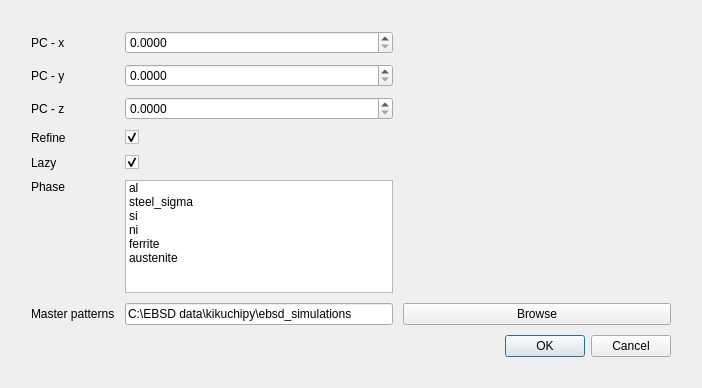
Old version of the form ui/di_setup.ui in the repository EBSP-Indexer/EBSP-Indexer.
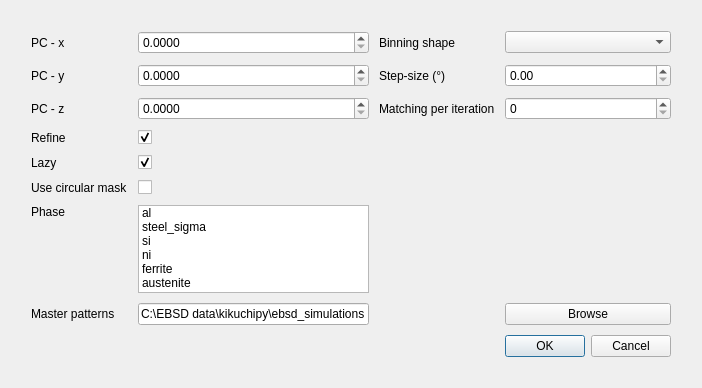
New version of the form.

Commit message: Added more user input for DI

What changed in the file:
```diff
--- a/ui/di_setup.ui
+++ b/ui/di_setup.ui
@@ -19,7 +19,7 @@
      <property name="locale">
       <locale language="English" country="UnitedStates"/>
      </property>
-     <layout class="QGridLayout" name="gridLayout" columnstretch="0,0,0">
+     <layout class="QGridLayout" name="gridLayout" columnstretch="0,0,0,0,0">
       <property name="sizeConstraint">
        <enum>QLayout::SetDefaultConstraint</enum>
       </property>
@@ -45,7 +45,127 @@
         </property>
        </widget>
       </item>
-      <item row="7" column="0">
+      <item row="11" column="4">
+       <widget class="QDialogButtonBox" name="buttonBox">
+        <property name="standardButtons">
+         <set>QDialogButtonBox::Cancel|QDialogButtonBox::Ok</set>
+        </property>
+        <property name="centerButtons">
+         <bool>false</bool>
+        </property>
+       </widget>
+      </item>
+      <item row="5" column="0">
+       <widget class="QLabel" name="label">
+        <property name="text">
+         <string>Refine</string>
+        </property>
+       </widget>
+      </item>
+      <item row="5" column="2">
+       <widget class="QCheckBox" name="checkBoxRefine">
+        <property name="layoutDirection">
+         <enum>Qt::LeftToRight</enum>
+        </property>
+        <property name="text">
+         <string/>
+        </property>
+        <property name="checked">
+         <bool>true</bool>
+        </property>
+        <property name="tristate">
+         <bool>false</bool>
+        </property>
+       </widget>
+      </item>
+      <item row="10" column="0">
+       <widget class="QLabel" name="label_5">
+        <property name="text">
+         <string>Master patterns</string>
+        </property>
+       </widget>
+      </item>
+      <item row="2" column="2">
+       <widget class="QDoubleSpinBox" name="patternCenterX">
+        <property name="decimals">
+         <number>4</number>
+        </property>
+        <property name="maximum">
+         <double>1.000000000000000</double>
+        </property>
+        <property name="singleStep">
+         <double>0.000100000000000</double>
+        </property>
+       </widget>
+      </item>
+      <item row="6" column="2">
+       <widget class="QCheckBox" name="checkBoxLazy">
+        <property name="text">
+         <string/>
+        </property>
+        <property name="checked">
+         <bool>true</bool>
+        </property>
+       </widget>
+      </item>
+      <item row="10" column="2">
+       <widget class="QLineEdit" name="lineEditPath">
+        <property name="text">
+         <string>C:\EBSD data\kikuchipy\ebsd_simulations</string>
+        </property>
+       </widget>
+      </item>
+      <item row="6" column="0">
+       <widget class="QLabel" name="label_6">
+        <property name="text">
+         <string>Lazy</string>
+        </property>
+       </widget>
+      </item>
+      <item row="2" column="0">
+       <widget class="QLabel" name="label_2">
+        <property name="text">
+         <string>PC - x</string>
+        </property>
+       </widget>
+      </item>
+      <item row="4" column="2">
+       <widget class="QDoubleSpinBox" name="patternCenterZ">
+        <property name="locale">
+         <locale language="English" country="UnitedStates"/>
+        </property>
+        <property name="decimals">
+         <number>4</number>
+        </property>
+        <property name="maximum">
+         <double>1.000000000000000</double>
+        </property>
+        <property name="singleStep">
+         <double>0.000100000000000</double>
+        </property>
+       </widget>
+      </item>
+      <item row="3" column="2">
+       <widget class="QDoubleSpinBox" name="patternCenterY">
+        <property name="decimals">
+         <number>4</number>
+        </property>
+        <property name="maximum">
+         <double>1.000000000000000</double>
+        </property>
+        <property name="singleStep">
+         <double>0.000100000000000</double>
+        </property>
+       </widget>
+      </item>
+      <item row="3" column="0">
+       <widget class="QLabel" name="label_3">
+        <property name="text">
+         <string>PC - y</string>
+        </property>
+       </widget>
+      </item>
+      <item row="9" column="0">
        <widget class="QLabel" name="pathLabel">
         <property name="layoutDirection">
          <enum>Qt::LeftToRight</enum>
@@ -61,7 +181,7 @@
         </property>
        </widget>
       </item>
-      <item row="7" column="1">
+      <item row="9" column="2">
        <widget class="QListWidget" name="listWidgetPhase">
         <property name="minimumSize">
          <size>
@@ -104,121 +224,58 @@
         </item>
        </widget>
       </item>
-      <item row="9" column="2">
-       <widget class="QDialogButtonBox" name="buttonBox">
-        <property name="standardButtons">
-         <set>QDialogButtonBox::Cancel|QDialogButtonBox::Ok</set>
-        </property>
-       </widget>
-      </item>
-      <item row="3" column="0">
-       <widget class="QLabel" name="label_3">
+      <item row="2" column="3">
+       <widget class="QLabel" name="label_7">
         <property name="text">
-         <string>PC - y</string>
+         <string>Binning shape</string>
         </property>
        </widget>
       </item>
-      <item row="5" column="0">
-       <widget class="QLabel" name="label">
+      <item row="3" column="3">
+       <widget class="QLabel" name="label_8">
         <property name="text">
-         <string>Refine</string>
+         <string>Step-size (°)</string>
         </property>
        </widget>
       </item>
-      <item row="8" column="2">
+      <item row="10" column="4">
        <widget class="QPushButton" name="pushButtonBrowse">
         <property name="text">
          <string>Browse</string>
         </property>
        </widget>
       </item>
-      <item row="5" column="1">
-       <widget class="QCheckBox" name="checkBoxRefine">
+      <item row="7" column="0">
+       <widget class="QLabel" name="label_9">
         <property name="text">
-         <string/>
+         <string>Use circular mask</string>
         </property>
-        <property name="checked">
-         <bool>true</bool>
-        </property>
        </widget>
       </item>
-      <item row="8" column="0">
-       <widget class="QLabel" name="label_5">
-        <property name="text">
-         <string>Master patterns</string>
-        </property>
-       </widget>
+      <item row="2" column="4">
+       <widget class="QComboBox" name="comboBoxBinning"/>
       </item>
-      <item row="2" column="0">
-       <widget class="QLabel" name="label_2">
-        <property name="text">
-         <string>PC - x</string>
-        </property>
-       </widget>
+      <item row="3" column="4">
+       <widget class="QDoubleSpinBox" name="doubleSpinBoxStepSize"/>
       </item>
-      <item row="8" column="1">
-       <widget class="QLineEdit" name="lineEditPath">
+      <item row="7" column="2">
+       <widget class="QCheckBox" name="checkBoxMask">
         <property name="text">
-         <string>C:\EBSD data\kikuchipy\ebsd_simulations</string>
-        </property>
-       </widget>
-      </item>
-      <item row="6" column="1">
-       <widget class="QCheckBox" name="checkBoxLazy">
-        <property name="text">
          <string/>
         </property>
-        <property name="checked">
-         <bool>true</bool>
-        </property>
        </widget>
       </item>
-      <item row="6" column="0">
-       <widget class="QLabel" name="label_6">
+      <item row="4" column="3">
+       <widget class="QLabel" name="label_10">
         <property name="text">
-         <string>Lazy</string>
+         <string>Matching per iteration</string>
         </property>
        </widget>
       </item>
-      <item row="2" column="1">
-       <widget class="QDoubleSpinBox" name="patternCenterX">
-        <property name="decimals">
-         <number>4</number>
-        </property>
+      <item row="4" column="4">
+       <widget class="QSpinBox" name="spinBoxNumIter">
         <property name="maximum">
-         <double>1.000000000000000</double>
-        </property>
-        <property name="singleStep">
-         <double>0.000100000000000</double>
-        </property>
-       </widget>
-      </item>
-      <item row="3" column="1">
-       <widget class="QDoubleSpinBox" name="patternCenterY">
-        <property name="decimals">
-         <number>4</number>
-        </property>
-        <property name="maximum">
-         <double>1.000000000000000</double>
-        </property>
-        <property name="singleStep">
-         <double>0.000100000000000</double>
-        </property>
-       </widget>
-      </item>
-      <item row="4" column="1">
-       <widget class="QDoubleSpinBox" name="patternCenterZ">
-        <property name="locale">
-         <locale language="English" country="UnitedStates"/>
-        </property>
-        <property name="decimals">
-         <number>4</number>
-        </property>
-        <property name="maximum">
-         <double>1.000000000000000</double>
-        </property>
-        <property name="singleStep">
-         <double>0.000100000000000</double>
+         <number>99</number>
         </property>
        </widget>
       </item>
```
Left out of the diff: 1 changed line with no effect on the pictures. The commit also changes 2 other files.
